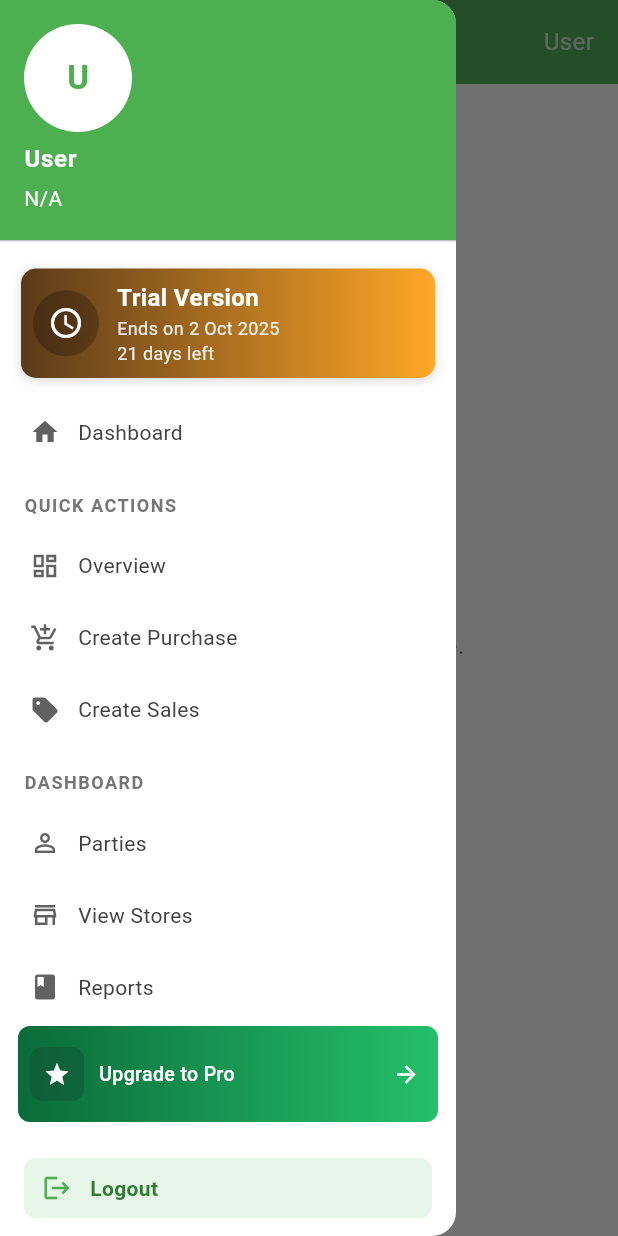
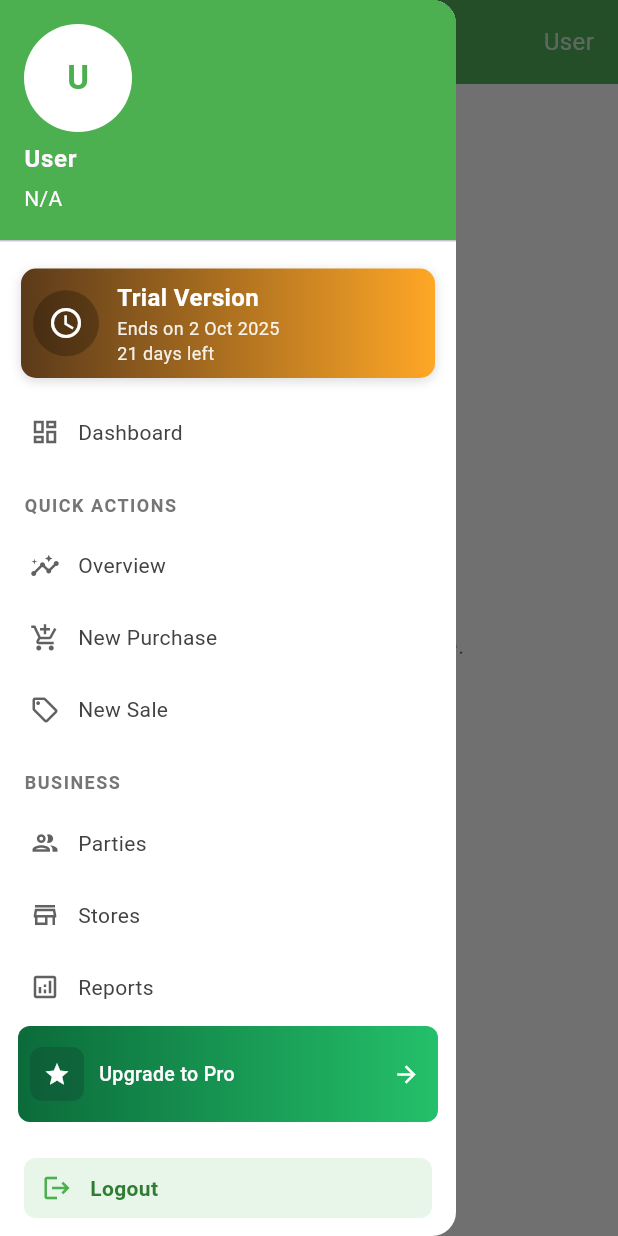
Before and after one commit to Greencreon-LLP-2/GreenBiller-Windows-App-v1, a Flutter app: the AdminSidebarWrapper screen opened directly, with the side drawer open, on a phone screen of 412 x 824 dp. Run offline on Flutter 3.47's test engine with Material 3 defaults, Android fonts, the phone set to English and light mode, and no system bars; our stand-ins replace barcode_widget, csv, dio, file_picker, fl_chart, get and 8 more; missing offline and left inert: onesignal_flutter; accounts and stored records are empty; network calls fail.

```diff
--- a/lib/core/gloabl_widgets/sidebar/admin_sidebar.dart
+++ b/lib/core/gloabl_widgets/sidebar/admin_sidebar.dart
@@ -81,7 +81,6 @@ class AdminSidebar extends StatelessWidget {
       child: SafeArea(
         child: Column(
           children: [
-
             Obx(
               () => UserAccountsDrawerHeader(
                 decoration: const BoxDecoration(color: Colors.green),
@@ -112,13 +111,12 @@ class AdminSidebar extends StatelessWidget {
               child: TrialCard(trialEnds: DateTime(2025, 10, 2)),
             ),
 
-
             Expanded(
               child: ListView(
                 children: [
                   _buildNavTile(
                     title: "Dashboard",
-                    icon: Icons.home,
+                    icon: Icons.dashboard_outlined,
                     route: AppRoutes.adminDashboard,
                     currentRoute: currentRoute,
                     onTap: () => Get.toNamed(AppRoutes.adminDashboard),
@@ -126,36 +124,35 @@ class AdminSidebar extends StatelessWidget {
                   _buildSectionHeader("Quick Actions"),
                   _buildNavTile(
                     title: "Overview",
-                    icon: Icons.dashboard_outlined,
+                    icon: Icons.insights_outlined,
                     route: AppRoutes.overview,
                     currentRoute: currentRoute,
                     onTap: () => Get.toNamed(AppRoutes.overview),
                   ),
                   _buildNavTile(
-                    title: "Create Purchase",
-                    icon: Icons.add_shopping_cart,
+                    title: "New Purchase",
+                    icon: Icons.add_shopping_cart_outlined,
                     route: AppRoutes.newPurchase,
                     currentRoute: currentRoute,
                     onTap: () => Get.toNamed(AppRoutes.newPurchase),
                   ),
                   _buildNavTile(
-                    title: "Create Sales",
-                    icon: Icons.sell,
+                    title: "New Sale",
+                    icon: Icons.sell_outlined,
                     route: AppRoutes.newSales,
                     currentRoute: currentRoute,
                     onTap: () => Get.toNamed(AppRoutes.newSales),
                   ),
-                  _buildSectionHeader("Dashboard"),
+                  _buildSectionHeader("Business"),
                   _buildNavTile(
                     title: "Parties",
-                    icon: Icons.person_outline,
+                    icon: Icons.people_outlined,
                     route: AppRoutes.parties,
                     currentRoute: currentRoute,
                     onTap: () => Get.toNamed(AppRoutes.parties),
                   ),
-
                   _buildNavTile(
-                    title: "View Stores",
+                    title: "Stores",
                     icon: Icons.store_outlined,
                     route: AppRoutes.viewStore,
                     currentRoute: currentRoute,
@@ -163,15 +160,15 @@ class AdminSidebar extends StatelessWidget {
                   ),
                   _buildNavTile(
                     title: "Reports",
-                    icon: Icons.book,
+                    icon: Icons.analytics_outlined,
                     route: AppRoutes.reports,
                     currentRoute: currentRoute,
                     onTap: () => Get.toNamed(AppRoutes.reports),
                   ),
-                  _buildSectionHeader("Items"),
+                  _buildSectionHeader("Inventory"),
                   ExpansionTile(
                     leading: const Icon(
-                      Icons.inventory_outlined,
+                      Icons.inventory_2_outlined,
                       color: Colors.grey,
                     ),
                     title: const Text(
@@ -197,14 +194,14 @@ class AdminSidebar extends StatelessWidget {
                       ),
                       _buildNavTile(
                         title: "View Items",
-                        icon: Icons.list_alt,
+                        icon: Icons.list_alt_outlined,
                         route: AppRoutes.viewItems,
                         currentRoute: currentRoute,
                         onTap: () => Get.toNamed(AppRoutes.viewItems),
                         indent: 16,
                       ),
                       _buildNavTile(
-                        title: "Item Categories",
+                        title: "Categories",
                         icon: Icons.category_outlined,
                         route: AppRoutes.categories,
                         currentRoute: currentRoute,
@@ -229,8 +226,40 @@ class AdminSidebar extends StatelessWidget {
                       ),
                     ],
                   ),
-
-                  _buildSectionHeader("Sales & Purchases"),
+                  ExpansionTile(
+                    leading: const Icon(
+                      Icons.move_to_inbox_outlined,
+                      color: Colors.grey,
+                    ),
+                    title: const Text(
+                      "Stock Management",
+                      style: TextStyle(fontSize: 15),
+                    ),
+                    childrenPadding: const EdgeInsets.only(left: 16),
+                    initiallyExpanded: [
+                      AppRoutes.stockAdjustment,
+                      AppRoutes.stockTransfer,
+                    ].contains(currentRoute),
+                    children: [
+                      _buildNavTile(
+                        title: "Stock Adjustment",
+                        icon: Icons.tune_outlined,
+                        route: AppRoutes.stockAdjustment,
+                        currentRoute: currentRoute,
+                        onTap: () => Get.toNamed(AppRoutes.stockAdjustment),
+                        indent: 16,
+                      ),
+                      _buildNavTile(
+                        title: "Stock Transfer",
+                        icon: Icons.swap_horiz_outlined,
+                        route: AppRoutes.stockTransfer,
+                        currentRoute: currentRoute,
+                        onTap: () => Get.toNamed(AppRoutes.stockTransfer),
+                        indent: 16,
+                      ),
+                    ],
+                  ),
+                  _buildSectionHeader("Transactions"),
                   ExpansionTile(
                     leading: const Icon(
                       Icons.receipt_long_outlined,
@@ -244,41 +273,38 @@ class AdminSidebar extends StatelessWidget {
                     initiallyExpanded: [
                       AppRoutes.viewPurchaseBills,
                       AppRoutes.purchaseReturnView,
+                      AppRoutes.allPaymentOutView,
                     ].contains(currentRoute),
                     children: [
                       _buildNavTile(
                         title: "Purchase History",
-                        icon: Icons.history,
+                        icon: Icons.history_outlined,
                         route: AppRoutes.viewPurchaseBills,
                         currentRoute: currentRoute,
                         onTap: () => Get.toNamed(AppRoutes.viewPurchaseBills),
                         indent: 16,
                       ),
                       _buildNavTile(
-                        title: "View Purchase Returns",
-                        icon: Icons.arrow_back,
+                        title: "Purchase Returns",
+                        icon: Icons.swap_horiz_outlined,
                         route: AppRoutes.purchaseReturnView,
                         currentRoute: currentRoute,
                         onTap: () => Get.toNamed(AppRoutes.purchaseReturnView),
                         indent: 16,
                       ),
-
                       _buildNavTile(
                         title: "Payment Out",
-                        icon: Icons.history,
+                        icon: Icons.payments_outlined,
                         route: AppRoutes.allPaymentOutView,
                         currentRoute: currentRoute,
                         onTap: () => Get.toNamed(AppRoutes.allPaymentOutView),
                         indent: 16,
                       ),
-                      // Note: /purchase/return-create/:purchaseId is not included here
-                      // as it requires a purchaseId and is accessed contextually
                     ],
-
                   ),
                   ExpansionTile(
                     leading: const Icon(
-                      Icons.receipt_long_outlined,
+                      Icons.point_of_sale_outlined,
                       color: Colors.grey,
                     ),
                     title: const Text("Sales", style: TextStyle(fontSize: 15)),
@@ -286,11 +312,13 @@ class AdminSidebar extends StatelessWidget {
                     initiallyExpanded: [
                       AppRoutes.viewAllsales,
                       AppRoutes.viewAllsalesOrders,
+                      AppRoutes.viewAllsalesReturns,
+                      AppRoutes.allPaymentInView,
                     ].contains(currentRoute),
                     children: [
                       _buildNavTile(
                         title: "Sales History",
-                        icon: Icons.history,
+                        icon: Icons.history_outlined,
                         route: AppRoutes.viewAllsales,
                         currentRoute: currentRoute,
                         onTap: () => Get.toNamed(AppRoutes.viewAllsales),
@@ -298,16 +326,15 @@ class AdminSidebar extends StatelessWidget {
                       ),
                       _buildNavTile(
                         title: "Sale Orders",
-                        icon: Icons.arrow_back,
+                        icon: Icons.shopping_cart_outlined,
                         route: AppRoutes.viewAllsalesOrders,
                         currentRoute: currentRoute,
                         onTap: () => Get.toNamed(AppRoutes.viewAllsalesOrders),
                         indent: 16,
                       ),
-
                       _buildNavTile(
                         title: "Sale Returns",
-                        icon: Icons.arrow_back,
+                        icon: Icons.swap_horiz_outlined,
                         route: AppRoutes.viewAllsalesReturns,
                         currentRoute: currentRoute,
                         onTap: () => Get.toNamed(AppRoutes.viewAllsalesReturns),
@@ -315,31 +342,14 @@ class AdminSidebar extends StatelessWidget {
                       ),
                       _buildNavTile(
                         title: "Payment In",
-                        icon: Icons.arrow_back,
+                        icon: Icons.payments_outlined,
                         route: AppRoutes.allPaymentInView,
                         currentRoute: currentRoute,
                         onTap: () => Get.toNamed(AppRoutes.allPaymentInView),
                         indent: 16,
                       ),
-                      _buildNavTile(
-                        title: "Stock Adjustment",
-                        icon: Icons.arrow_back,
-                        route: AppRoutes.purchaseReturnView,
-                        currentRoute: currentRoute,
-                        onTap: () => Get.toNamed(AppRoutes.purchaseReturnView),
-                        indent: 16,
-                      ),
-                      _buildNavTile(
-                        title: "Stock Transfer",
-                        icon: Icons.arrow_back,
-                        route: AppRoutes.purchaseReturnView,
-                        currentRoute: currentRoute,
-                        onTap: () => Get.toNamed(AppRoutes.purchaseReturnView),
-                        indent: 16,
-                      ),
                     ],
                   ),
-
                   _buildSectionHeader("Settings"),
                   ExpansionTile(
                     leading: const Icon(
@@ -396,9 +406,7 @@ class AdminSidebar extends StatelessWidget {
               ),
             ),
 
-
             const SidebarUpgradeButton(),
-
 
             Padding(
               padding: const EdgeInsets.all(8.0),
```
Also changed, not shown: lib/features/items/views/items/item_gridview_card_widget.dart (+18 -2 lines), lib/features/stock/controller/stock_controller.dart (added, +209 -0 lines), lib/features/stock/view/stock_adjustment_item_page.dart (added, +151 -0 lines), lib/features/stock/view/stock_transfer_item_page.dart (added, +184 -0 lines), lib/main.dart (+17 -0 lines), lib/routes/app_routes.dart (+4 -5 lines).
